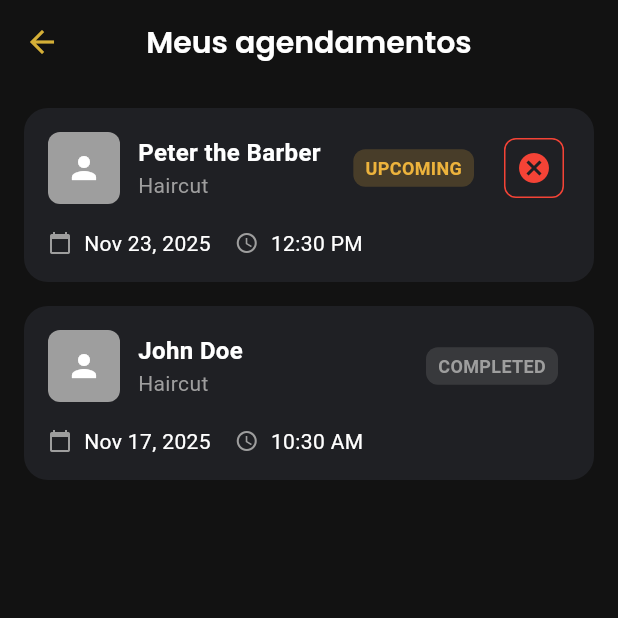
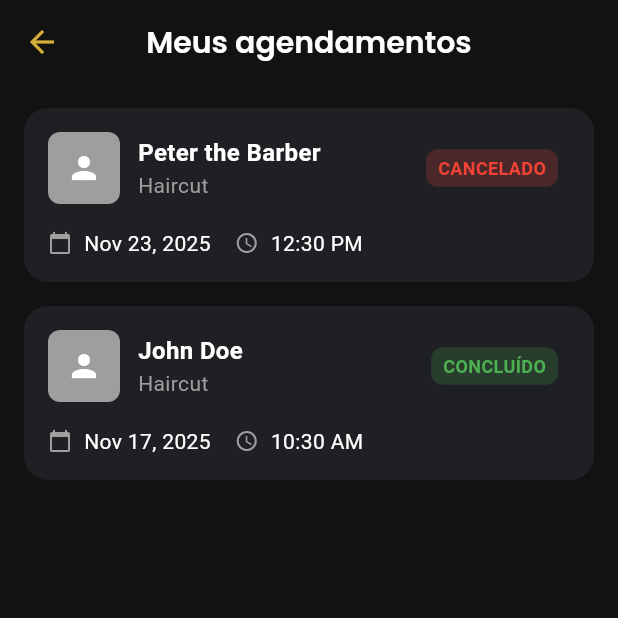
Before and after one commit to caiohebert/na-regua, a Flutter app: the BookingsScreen screen opened directly, on a phone screen of 412 x 824 dp, the top half of it. Run offline on Flutter 3.47's test engine with Material 3 defaults, Android fonts, the phone set to English and light mode, and no system bars; our stand-ins replace flutter_riverpod, google_fonts, riverpod_annotation, supabase_flutter; accounts and stored records are empty; generated files the repository leaves out were written again; network calls fail.

Commit message:
fix display text for booking status

```diff
--- a/lib/data/dummy_data.dart
+++ b/lib/data/dummy_data.dart
@@ -56,7 +56,7 @@ final List<BookingModel> dummyBookings = [
     barber: dummyBarbers[0],
     service: dummyBarbers[0].services[0],
     date: DateTime.now().add(const Duration(days: 1, hours: 2)),
-    status: 'upcoming',
+    status: 'canceled',
   ),
   BookingModel(
     id: '2',
--- a/lib/widgets/booking_card.dart
+++ b/lib/widgets/booking_card.dart
@@ -9,22 +9,44 @@ class StatusText extends StatelessWidget {
 
   const StatusText({super.key, required this.status, required this.booking});
 
+  Color get color {
+    switch (status) {
+      case 'upcoming':
+        return const Color(0xFFEDB33C);
+      case 'completed':
+        return Colors.green;
+      case 'canceled':
+        return Colors.red;
+      default:
+        return Colors.grey;
+    }
+  }
+
+  String get displayText {
+    switch (status) {
+      case 'upcoming':
+        return 'AGENDADO';
+      case 'completed':
+        return 'CONCLUÍDO';
+      case 'canceled':
+        return 'CANCELADO';
+      default:
+        throw Exception('Unknown status');
+    }
+  }
+
   @override
   Widget build(BuildContext context) {
     return Container(
       padding: const EdgeInsets.symmetric(horizontal: 8, vertical: 4),
       decoration: BoxDecoration(
-        color: status == 'upcoming'
-            ? const Color(0xFFEDB33C).withValues(alpha: 0.2)
-            : Colors.grey.withValues(alpha: 0.2),
+        color: color.withValues(alpha: 0.2),
         borderRadius: BorderRadius.circular(8),
       ),
       child: Text(
-        status.toUpperCase(),
+        displayText,
         style: TextStyle(
-          color: status == 'upcoming'
-              ? const Color(0xFFEDB33C)
-              : Colors.grey,
+          color: color,
           fontSize: 12,
           fontWeight: FontWeight.bold,
         ),
```
